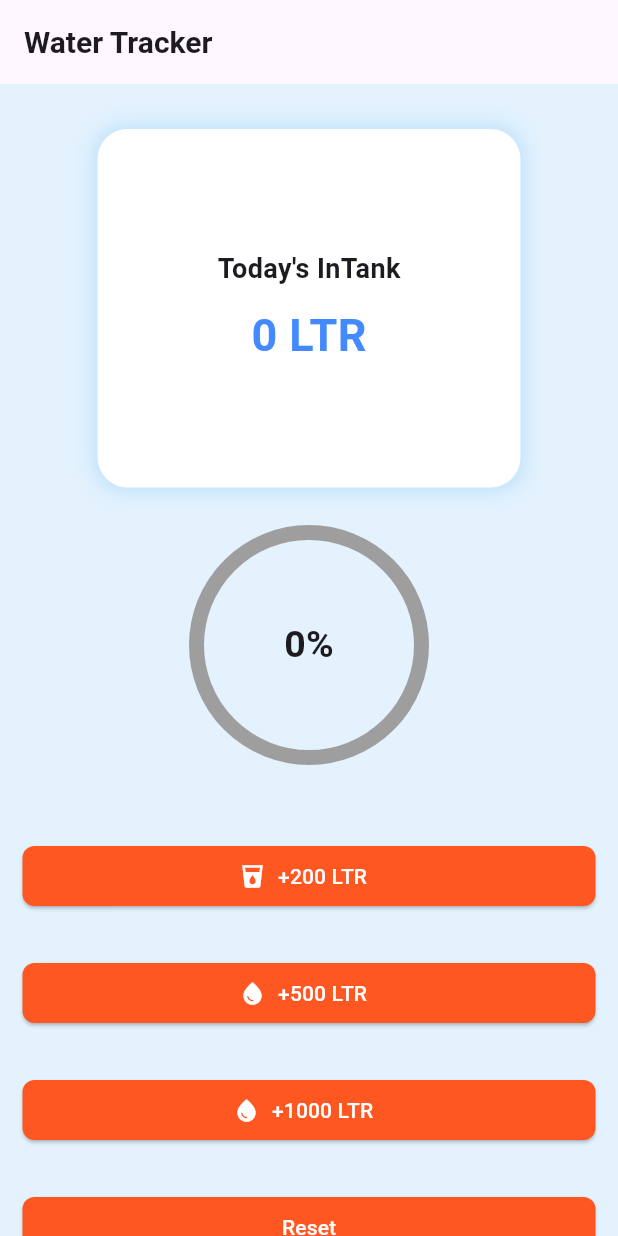
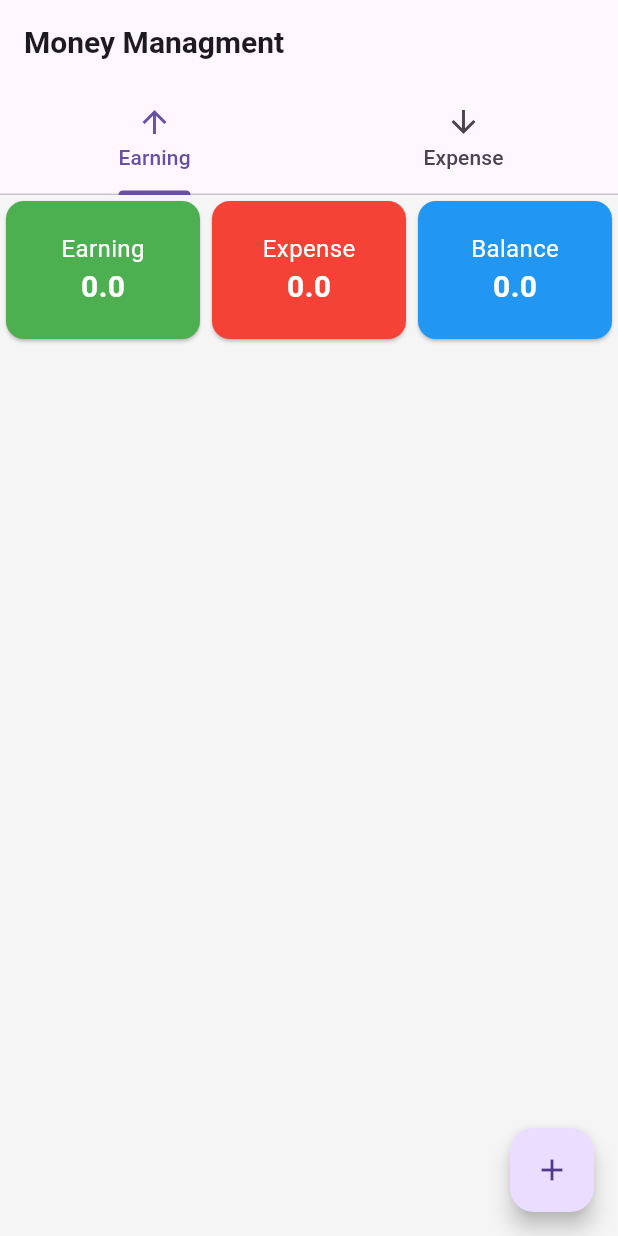
Before and after one commit to taufiqurSabbir/ostad_flutter_11, a Flutter app: the screen it shows after launch, on a phone screen of 412 x 824 dp. Run offline on Flutter 3.47's test engine with Material 3 defaults, Android fonts, the phone set to English and light mode, and no system bars.

Commit message:
module_12_class_1

```diff
--- a/lib/app.dart
+++ b/lib/app.dart
@@ -6,6 +6,7 @@
 import 'module_11/class_1/counter_app.dart';
 import 'module_11/class_2/CalculatorApp.dart';
 import 'module_11/class_3/WaterTracker.dart';
+import 'module_12/class_1.dart';
 import 'module_8/assignment.dart';
 import 'module_8/list_view.dart';
 import 'module_8/modue_8_class_2.dart';
@@ -61,16 +62,18 @@
         )
       ),
       title: 'Batch 11 flutter',
-      initialRoute: '/WaterTracker',
-      routes: {
-        '/home' :(contex) => TravelHomeScreen(),
-        '/class1': (context) =>Alert(),
-        '/class2' : (context) => OwnWidget(),
-        '/class3' : (context) => class3(),
-        '/counterApp' : (context) => CounterApp(),
-        '/calculator' : (context) => CalculatorApp(),
-        '/WaterTracker' : (context) => WaterTracker()
-      },
+      home: MoneyManagment(),
+      // initialRoute: '/MoneyManagment',
+      // routes: {
+      //   '/home' :(contex) => TravelHomeScreen(),
+      //   '/class1': (context) =>Alert(),
+      //   '/class2' : (context) => OwnWidget(),
+      //   '/class3' : (context) => class3(),
+      //   '/counterApp' : (context) => CounterApp(),
+      //   '/calculator' : (context) => CalculatorApp(),
+      //   '/WaterTracker' : (context) => WaterTracker(),
+      //   '/MoneyManagment' : (context) => MoneyManagment(),
+      // },
 
 
     );
--- /dev/null
+++ b/lib/module_12/class_1.dart
@@ -0,0 +1,234 @@
+import 'package:flutter/material.dart';
+
+class MoneyManagment extends StatefulWidget {
+  const MoneyManagment({super.key});
+
+  @override
+  State<MoneyManagment> createState() => _MoneyManagmentState();
+}
+
+class _MoneyManagmentState extends State<MoneyManagment> with SingleTickerProviderStateMixin{
+  late TabController _tabController;
+
+  List<Map<String,dynamic>> _expense = [];
+  List<Map<String,dynamic>> _earning = [];
+
+  double get totalExpense =>_expense.fold(0, (sum, item) => sum+item['amount']);
+  double get totalEarning =>_earning.fold(0, (sum, item) => sum+item['amount']);
+  double get balance => totalEarning - totalExpense;
+
+  void _addEntry(String title,double amount, DateTime date,bool isEarning){
+    setState(() {
+      if(isEarning){
+        _earning.add({"title" : title,
+            "amount" : amount,
+          "date": date,
+        });
+      }else{
+        _expense.add({"title" : title,
+          "amount" : amount,
+          "date": date,
+        });
+      }
+    });
+  }
+
+ @override
+  void initState() {
+    // TODO: implement initState
+    super.initState();
+    _tabController = TabController(length: 2, vsync: this);
+  }
+
+  void _showFABOptions(BuildContext context){
+    showModalBottomSheet(context: context, builder: (context){
+      return Padding(
+        padding: const EdgeInsets.all(20.0),
+        child: Row(
+          mainAxisAlignment: MainAxisAlignment.spaceEvenly,
+          children: [
+            ElevatedButton(
+                style: ElevatedButton.styleFrom(
+                  backgroundColor: Colors.green
+                ),
+                onPressed: (){
+                  Navigator.pop(context);
+                  _showForm(isEarning: true);
+                }, child: Text('Add Earning')),
+
+            ElevatedButton(
+                style: ElevatedButton.styleFrom(
+                    backgroundColor: Colors.red
+                ),
+                onPressed: (){
+                  Navigator.pop(context);
+                  _showForm(isEarning: false);
+                }, child: Text('Add Expense')),
+          ],
+        ),
+      );
+    });
+  }
+
+  void _showForm({required bool isEarning}){
+   TextEditingController titleController = TextEditingController();
+   TextEditingController amountController = TextEditingController();
+   DateTime entryDate = DateTime.now();
+
+    showModalBottomSheet(context: context, builder: (context){
+      return Padding(
+        padding: const EdgeInsets.all(16.0),
+        child: Column(
+          children: [
+              Text(
+                  isEarning ? 'Add Earning' : 'Add Expense',
+                style: TextStyle(
+                  fontSize: 20,
+                  fontWeight: FontWeight.bold
+                ),
+              ),
+            SizedBox(height: 10,),
+            TextField(
+              controller: titleController,
+              decoration: InputDecoration(
+                labelText: 'Title',
+                border: OutlineInputBorder(),
+              ),
+            ),
+
+            SizedBox(height: 10,),
+
+            TextField(
+              controller: amountController,
+              keyboardType: TextInputType.number,
+              decoration: InputDecoration(
+                labelText: 'Amount',
+                border: OutlineInputBorder(),
+              ),
+            ),
+            SizedBox(height: 10,),
+
+            SizedBox(
+              width: double.infinity,
+              child: ElevatedButton(
+                  style: ElevatedButton.styleFrom(
+                    backgroundColor: isEarning ? Colors.green : Colors.red,
+                  ),
+                  onPressed: (){
+                    if(titleController.text.isNotEmpty && amountController.text.isNotEmpty){
+                      _addEntry(titleController.text, double.parse(amountController.text), entryDate, isEarning);
+                      Navigator.pop(context);
+                    }
+
+                  }, child: Text(  isEarning ? 'Add Earning' : 'Add Expense',
+              style: TextStyle(
+                fontSize: 16
+              ),
+              )),
+            )
+
+          ],
+        ),
+      );
+    });
+  }
+
+  @override
+  Widget build(BuildContext context) {
+    return Scaffold(
+  appBar: AppBar(
+    title: Text(
+      'Money Managment',
+      style: TextStyle(fontSize: 20, fontWeight: FontWeight.bold),
+    ),
+    bottom: TabBar(
+        controller: _tabController,
+      tabs: [
+      Tab(text: 'Earning', icon: Icon(Icons.arrow_upward)),
+      Tab(text: 'Expense', icon: Icon(Icons.arrow_downward)),
+      ],
+    ),
+  ),
+body: Column(
+  children: [
+    Row(
+      children: [
+        _buildSummaryCard(title: 'Earning', value: totalEarning, color: Colors.green),
+        _buildSummaryCard(title: 'Expense', value: totalExpense, color: Colors.red),
+        _buildSummaryCard(title: 'Balance', value: balance, color: Colors.blue),
+      ],
+    ),
+
+    SizedBox(height: 10,),
+
+    Expanded(
+      child: TabBarView(
+          controller: _tabController,
+          children: [
+        _buildList(_earning, Colors.green, true),
+        _buildList(_expense, Colors.red, false)
+      ]),
+    )
+  ],
+),
+      floatingActionButton: FloatingActionButton(
+        onPressed: ()=>_showFABOptions(context),
+        child: Icon(Icons.add),
+      ),
+    );
+  }
+}
+
+Widget _buildSummaryCard({required String title,required double value,required Color color,}){
+  return  Expanded(
+    child: Card(
+      color:  color,
+      child: Padding(
+        padding: const EdgeInsets.all(20.0),
+        child: Column(
+          children: [
+            Text(title,
+              style: TextStyle(
+                  fontSize: 16,
+                  color: Colors.white
+              ),
+            ),
+            Text(value.toString(),
+              style: TextStyle(
+                  fontSize: 20,
+                  fontWeight: FontWeight.bold,
+                  color: Colors.white
+              ),
+            ),
+          ],
+        ),
+      ),
+    ),
+  );
+}
+
+
+Widget _buildList(List<Map<String,dynamic>>items, Color color,bool isEarning){
+  return ListView.builder(
+      itemCount: items.length,
+      itemBuilder: (context,index){
+        return Card(
+          child: ListTile(
+            leading: CircleAvatar(
+              backgroundColor: color.withOpacity(0.2),
+              child: Icon(isEarning ? Icons.arrow_upward : Icons.arrow_downward,color: color,),
+            ),
+            title: Text(items[index]['title']),
+            subtitle: Text(items[index]['date'].toString()),
+            trailing: Text(
+              '৳ ${items[index]['amount']}',
+              style: TextStyle(
+                color: color,
+                fontWeight: FontWeight.bold
+              ),
+            ),
+
+          ),
+        );
+      });
+}
```
